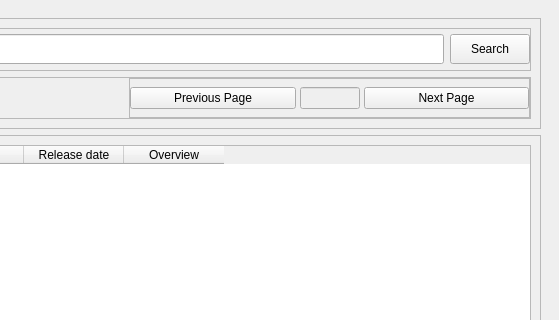
The window that ux.ui (upekshaip/movie-downloader) describes before a commit, drawn with Qt 5; both pictures show x 522 to 1081 and y 0 to 320 of the 1081 by 728 pixel window.
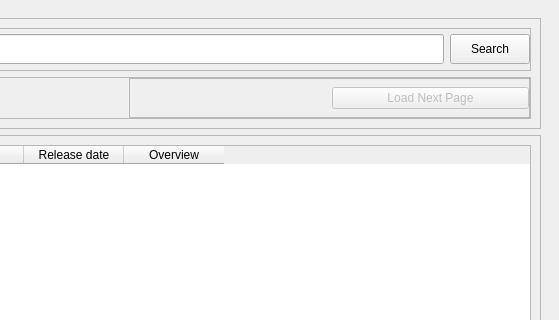
The same window after the commit.

```diff
--- a/ux.ui
+++ b/ux.ui
@@ -174,7 +174,7 @@
                 <property name="frameShadow">
                  <enum>QFrame::Raised</enum>
                 </property>
-                <layout class="QHBoxLayout" name="horizontalLayout_4" stretch="2,1,2">
+                <layout class="QHBoxLayout" name="horizontalLayout_4">
                  <property name="spacing">
                   <number>4</number>
                  </property>
@@ -191,29 +191,25 @@
                   <number>0</number>
                  </property>
                  <item>
-                  <widget class="QPushButton" name="pre_btn">
+                  <widget class="QLabel" name="load_pg_label">
+                   <property name="layoutDirection">
+                    <enum>Qt::LeftToRight</enum>
+                   </property>
                    <property name="text">
-                    <string>Previous Page</string>
+                    <string/>
+                   </property>
+                   <property name="alignment">
+                    <set>Qt::AlignRight|Qt::AlignTrailing|Qt::AlignVCenter</set>
                    </property>
                   </widget>
                  </item>
                  <item>
-                  <widget class="QLineEdit" name="page_view">
+                  <widget class="QPushButton" name="load_next_btn">
                    <property name="enabled">
                     <bool>false</bool>
                    </property>
-                   <property name="maximumSize">
-                    <size>
-                     <width>60</width>
-                     <height>16777215</height>
-                    </size>
-                   </property>
-                  </widget>
-                 </item>
-                 <item>
-                  <widget class="QPushButton" name="nxt_btn">
                    <property name="text">
-                    <string>Next Page</string>
+                    <string>Load Next Page</string>
                    </property>
                   </widget>
                  </item>
```
Left out of the diff: 3 changed lines with no effect on the pictures.
